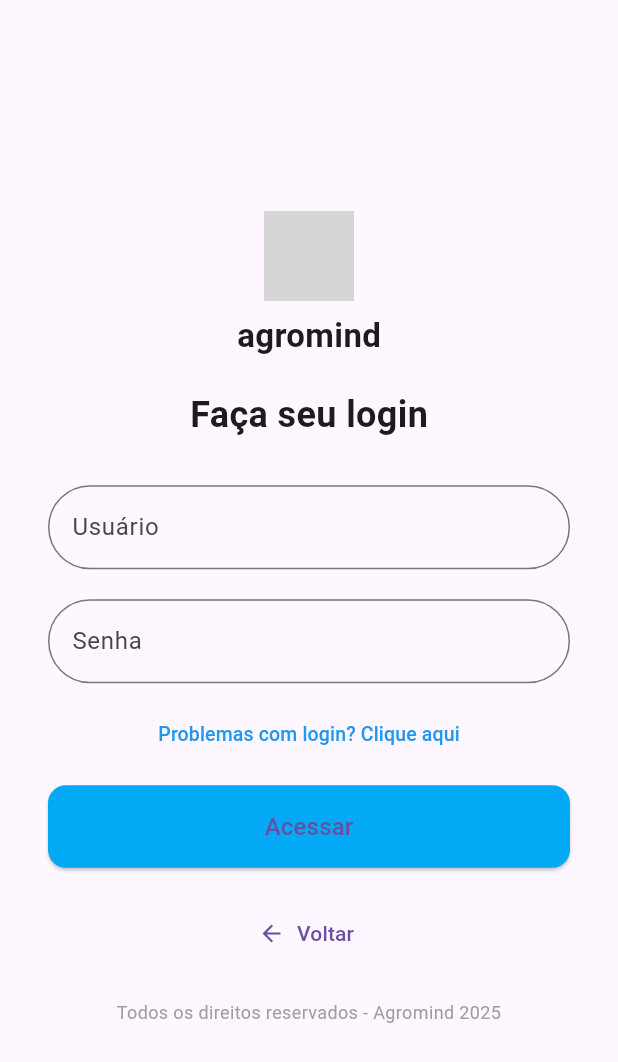
After one commit to nicolassmarangoni/projetointegrador_mobile, a Flutter app: the LoginScreen screen opened directly, on a phone screen of 412 x 824 dp. The commit adds this screen. Shown: the top 1062 px of the screen. Run offline on Flutter 3.47's test engine with Material 3 defaults, Android fonts, the phone set to English and light mode, and no system bars; our stand-ins replace google_fonts; grey boxes are pictures that could not be loaded.

Commit message:
commit 05/05/2025

```diff
--- a/flutter_application_1/lib/main.dart
+++ b/flutter_application_1/lib/main.dart
@@ -1,5 +1,7 @@
 import 'package:flutter/material.dart';
-import 'package:google_fonts/google_fonts.dart';  // Importando o pacote
+import 'package:google_fonts/google_fonts.dart';
+import 'package:flutter_application_1/second_screen.dart';
+ // Importando o arquivo da segunda tela
 
 void main() {
   runApp(MyApp());
@@ -31,8 +33,8 @@ class WelcomeScreen extends StatelessWidget {
               Container(
                 margin: EdgeInsets.only(bottom: 20.0),
                 child: Image.asset(
-                  'logo.png', // Substitua pelo caminho da sua imagem de logo
-                  height: 50,
+                  'assets/images/logo.png', // Substitua pelo caminho da sua imagem de logo
+                  height: 100,
                 ),
               ),
               // Texto de boas-vindas
@@ -55,8 +57,11 @@ class WelcomeScreen extends StatelessWidget {
               // Botão de acesso
               ElevatedButton(
                 onPressed: () {
-                  // Ação do botão
-                  // Você pode navegar para a próxima tela aqui
+                  // Ação do botão para navegar para a próxima tela
+                  Navigator.push(
+                    context,
+                    MaterialPageRoute(builder: (context) => SecondScreen()), // Navega para a segunda tela
+                  );
                 },
                 child: Text('Acessar'),
                 style: ElevatedButton.styleFrom(
--- /dev/null
+++ b/flutter_application_1/lib/second_screen.dart
@@ -0,0 +1,166 @@
+import 'package:flutter/material.dart';
+
+void main() => runApp(const AgromindApp());
+
+class SecondScreen extends StatelessWidget {
+  @override
+  Widget build(BuildContext context) {
+    return Scaffold(
+      appBar: AppBar(
+        title: Text('Segunda Tela'),
+      ),
+      body: Center(
+        child: Text('Esta é a segunda tela!'),
+      ),
+    );
+  }
+}
+
+class AgromindApp extends StatelessWidget {
+  const AgromindApp({super.key});
+
+  @override
+  Widget build(BuildContext context) {
+    return MaterialApp(
+      title: 'Agromind',
+      debugShowCheckedModeBanner: false,
+      home: const LoginScreen(),
+    );
+  }
+}
+
+class LoginScreen extends StatelessWidget {
+  const LoginScreen({super.key});
+
+  @override
+  Widget build(BuildContext context) {
+    return Scaffold(
+      body: SafeArea(
+        child: Center(
+          child: SingleChildScrollView(
+            padding: const EdgeInsets.symmetric(horizontal: 32),
+            child: Column(
+              mainAxisAlignment: MainAxisAlignment.center,
+              children: [
+                // Logo e nome
+                Column(
+                  children: [
+                    Image.asset(
+                      'assets/logo.png', // Coloque sua imagem em assets/logo.png
+                      height: 60,
+                    ),
+                    const SizedBox(height: 8),
+                    const Text(
+                      'agromind',
+                      style: TextStyle(
+                        fontSize: 22,
+                        fontWeight: FontWeight.bold,
+                      ),
+                    ),
+                    const SizedBox(height: 20),
+                  ],
+                ),
+
+                // Título
+                const Text(
+                  'Faça seu login',
+                  style: TextStyle(
+                    fontSize: 24,
+                    fontWeight: FontWeight.bold,
+                  ),
+                ),
+
+                const SizedBox(height: 30),
+
+                // Campo Usuário
+                TextField(
+                  decoration: InputDecoration(
+                    labelText: 'Usuário',
+                    border: OutlineInputBorder(
+                      borderRadius: BorderRadius.circular(30),
+                    ),
+                  ),
+                ),
+
+                const SizedBox(height: 20),
+
+                // Campo Senha
+                TextField(
+                  obscureText: true,
+                  decoration: InputDecoration(
+                    labelText: 'Senha',
+                    border: OutlineInputBorder(
+                      borderRadius: BorderRadius.circular(30),
+                    ),
+                  ),
+                ),
+
+                const SizedBox(height: 10),
+
+                // Link de problemas com login
+                Align(
+                  alignment: Alignment.center,
+                  child: TextButton(
+                    onPressed: () {
+                      // Ação do link
+                    },
+                    child: const Text(
+                      'Problemas com login? Clique aqui',
+                      style: TextStyle(
+                        color: Colors.blue,
+                        fontSize: 13,
+                      ),
+                    ),
+                  ),
+                ),
+
+                const SizedBox(height: 10),
+
+                // Botão Acessar
+                SizedBox(
+                  width: double.infinity,
+                  child: ElevatedButton(
+                    style: ElevatedButton.styleFrom(
+                      padding: const EdgeInsets.symmetric(vertical: 16),
+                      backgroundColor: Colors.lightBlue,
+                      shape: RoundedRectangleBorder(
+                        borderRadius: BorderRadius.circular(12),
+                      ),
+                    ),
+                    onPressed: () {
+                      // Lógica de login
+                    },
+                    child: const Text(
+                      'Acessar',
+                      style: TextStyle(fontSize: 16),
+                    ),
+                  ),
+                ),
+
+                const SizedBox(height: 20),
+
+                // Voltar
+                TextButton.icon(
+                  onPressed: () {
+                    // Ação de voltar
+                  },
+                  icon: const Icon(Icons.arrow_back),
+                  label: const Text('Voltar'),
+                ),
+
+                const SizedBox(height: 20),
+
+                // Rodapé
+                const Text(
+                  'Todos os direitos reservados - Agromind 2025',
+                  style: TextStyle(fontSize: 12, color: Colors.grey),
+                  textAlign: TextAlign.center,
+                ),
+              ],
+            ),
+          ),
+        ),
+      ),
+    );
+  }
+}
--- a/flutter_application_1/pubspec.yaml
+++ b/flutter_application_1/pubspec.yaml
@@ -11,7 +11,7 @@ dependencies:
   flutter:
     sdk: flutter
   cupertino_icons: ^1.0.8
-  google_fonts: ^2.0.0  # Adicionado o pacote google_fonts
+  google_fonts: ^6.0.0  # Adicionado o pacote google_fonts
 
 dev_dependencies:
   flutter_test:
@@ -21,4 +21,4 @@ dev_dependencies:
 flutter:
   uses-material-design: true
   assets:
-    - lib/images/
+    - assets/images/
```
Also changed, not shown: flutter_application_1/assets/images/logo.png (renamed from flutter_application_1/lib/images/logo.png), flutter_application_1/pubspec.lock.
